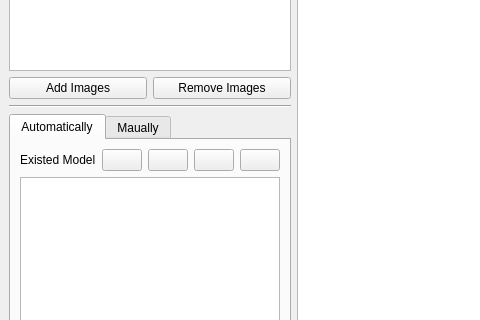
Qt form ui/main_scene.ui (sjdingcn/GUI) before a commit; both pictures show x 0 to 480 and y 325 to 645 of the 1145 by 818 pixel window.
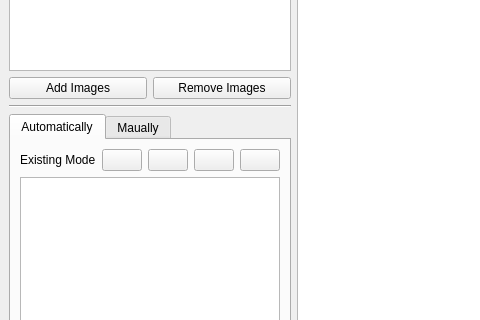
The same form after that commit. Icons and pictures are not drawn.

Commit message:
fix: fix a typo on main scene
'Existed Model' -> 'Existing Models'

```diff
--- a/ui/main_scene.ui
+++ b/ui/main_scene.ui
@@ -143,7 +143,7 @@
                 <item>
                  <widget class="QLabel" name="label">
                   <property name="text">
-                   <string>Existed Model: </string>
+                   <string>Existing Models: </string>
                   </property>
                  </widget>
                 </item>
```
The commit also changes 1 other file.
